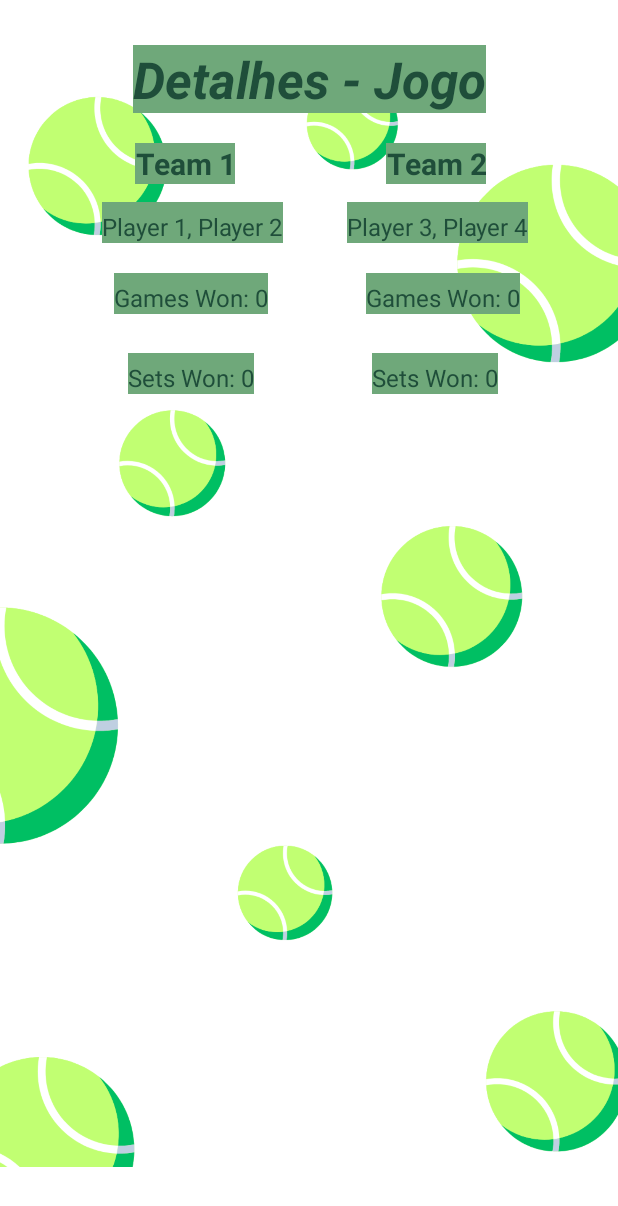
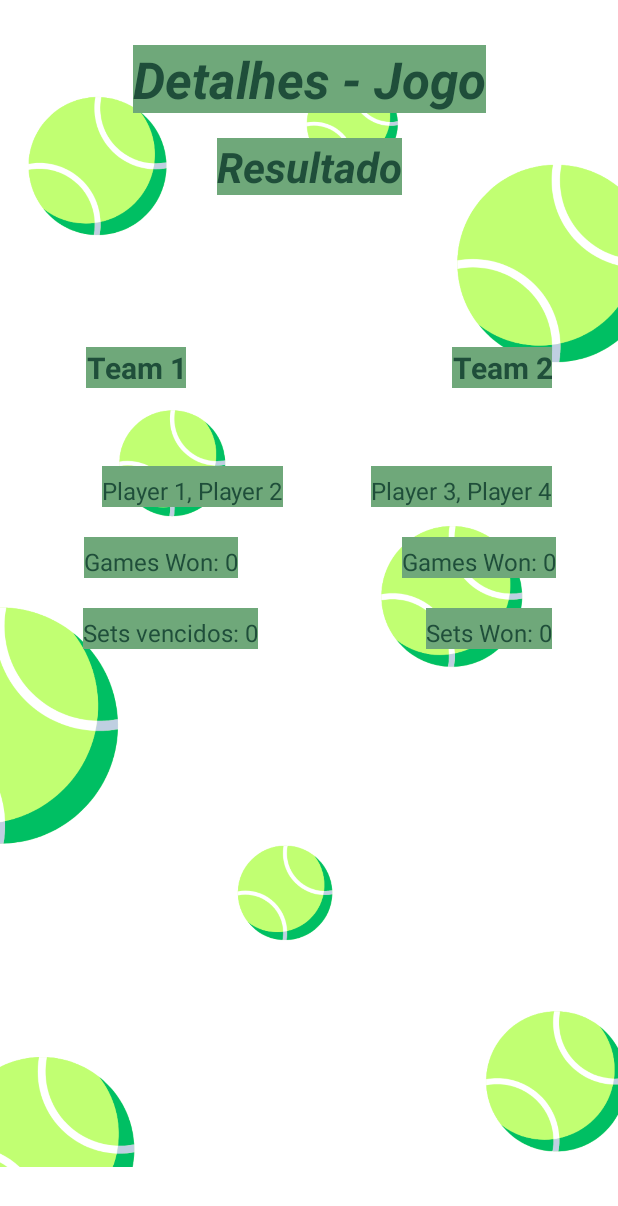
Before and after one commit to luna-vasconcelos/AppPlacarRacha, an Android app: the layout activity_game_details.xml on its own in the app's theme, with its tools: preview values and no code run, on a phone screen of 412 x 824 dp. Shown: the top 1206 px of the screen. Run offline under Robolectric (Android 15) with nearby library versions, the phone set to English and light mode, and no system bars.

```diff
--- a/app/src/main/java/ufc/smd/esqueleto_placar/data/Placar.kt
+++ b/app/src/main/java/ufc/smd/esqueleto_placar/data/Placar.kt
@@ -14,6 +14,8 @@ data class Placar(var nome_partida: String, var resultado: String, var resultado
     var ladosTrocados: Int = 0
     var dataJogo: String = ""
     var timeVencedor: String = ""
+    var timeA: String = ""
+    var timeB: String = ""
 
     fun jogoFinalizado(): Boolean {
         return regra is EndgameStrategy
--- a/app/src/main/res/layout/activity_game_details.xml
+++ b/app/src/main/res/layout/activity_game_details.xml
@@ -26,49 +26,49 @@
         app:layout_constraintTop_toTopOf="@+id/imageView2" />
 
     <TextView
+        android:id="@+id/Resultado"
+        style="@style/textViewDG"
+        android:layout_width="wrap_content"
+        android:layout_height="wrap_content"
+        android:layout_marginTop="92dp"
+        android:text="Resultado"
+        android:textSize="28sp"
+        android:textStyle="bold|italic"
+        app:layout_constraintEnd_toEndOf="parent"
+        app:layout_constraintStart_toStartOf="parent"
+        app:layout_constraintTop_toTopOf="@+id/imageView2" />
+
+    <TextView
         android:id="@+id/team1_name"
         style="@style/textViewDG"
         android:layout_width="wrap_content"
         android:layout_height="wrap_content"
         android:layout_marginStart="30dp"
-        android:layout_marginTop="20dp"
+        android:layout_marginTop="156dp"
         android:layout_marginEnd="50dp"
         android:text="Team 1"
         android:textAlignment="center"
         android:textSize="20sp"
         android:textStyle="bold"
         app:layout_constraintEnd_toStartOf="@+id/team2_name"
-        app:layout_constraintHorizontal_bias="0.541"
+        app:layout_constraintHorizontal_bias="0.176"
         app:layout_constraintStart_toStartOf="parent"
         app:layout_constraintTop_toBottomOf="@+id/Details" />
 
     <TextView
-        android:id="@+id/team1_players"
+        android:id="@+id/team2_sets_won"
         style="@style/textViewDG"
         android:layout_width="wrap_content"
         android:layout_height="wrap_content"
-        android:layout_marginStart="68dp"
-        android:layout_marginTop="12dp"
+        android:layout_marginTop="20dp"
+        android:layout_marginEnd="44dp"
         android:paddingTop="5dp"
-        android:text="Player 1, Player 2"
+        android:text="Sets Won: 0"
         android:textSize="16sp"
-        app:layout_constraintEnd_toStartOf="@+id/team2_players"
-        app:layout_constraintHorizontal_bias="0.0"
-        app:layout_constraintStart_toStartOf="parent"
-        app:layout_constraintTop_toBottomOf="@+id/team1_name" />
-
-    <TextView
-        android:id="@+id/team1_games_won"
-        style="@style/textViewDG"
-        android:layout_width="wrap_content"
-        android:layout_height="wrap_content"
-        android:layout_marginStart="76dp"
-        android:layout_marginTop="20dp"
-        android:paddingTop="5dp"
-        android:text="Games Won: 0"
-        android:textSize="16sp"
-        app:layout_constraintStart_toStartOf="parent"
-        app:layout_constraintTop_toBottomOf="@+id/team1_players" />
+        app:layout_constraintBottom_toBottomOf="parent"
+        app:layout_constraintEnd_toEndOf="parent"
+        app:layout_constraintTop_toBottomOf="@+id/team2_games_won"
+        app:layout_constraintVertical_bias="0.0" />
 
     <TextView
         android:id="@+id/team1_sets_won"
@@ -78,42 +78,27 @@
         android:layout_marginStart="48dp"
         android:layout_marginTop="20dp"
         android:paddingTop="5dp"
-        android:text="Sets Won: 0"
+        android:text="Sets vencidos: 0"
         android:textSize="16sp"
         app:layout_constraintBottom_toBottomOf="parent"
         app:layout_constraintEnd_toStartOf="@+id/team2_sets_won"
-        app:layout_constraintHorizontal_bias="0.322"
+        app:layout_constraintHorizontal_bias="0.059"
         app:layout_constraintStart_toStartOf="parent"
         app:layout_constraintTop_toBottomOf="@+id/team1_games_won"
-        app:layout_constraintVertical_bias="0.01" />
+        app:layout_constraintVertical_bias="0.0" />
 
     <TextView
-        android:id="@+id/team2_name"
+        android:id="@+id/team1_games_won"
         style="@style/textViewDG"
         android:layout_width="wrap_content"
         android:layout_height="wrap_content"
+        android:layout_marginStart="56dp"
         android:layout_marginTop="20dp"
-        android:layout_marginEnd="88dp"
-        android:text="Team 2"
-        android:textAlignment="center"
-        android:textSize="20sp"
-        android:textStyle="bold"
-        app:layout_constraintEnd_toEndOf="parent"
-        app:layout_constraintTop_toBottomOf="@+id/Details" />
-
-    <TextView
-        android:id="@+id/team2_players"
-        style="@style/textViewDG"
-        android:layout_width="wrap_content"
-        android:layout_height="wrap_content"
-        android:layout_marginTop="12dp"
-        android:layout_marginEnd="60dp"
         android:paddingTop="5dp"
-        android:text="Player 3, Player 4"
-        android:textAlignment="center"
+        android:text="Games Won: 0"
         android:textSize="16sp"
-        app:layout_constraintEnd_toEndOf="parent"
-        app:layout_constraintTop_toBottomOf="@+id/team2_name" />
+        app:layout_constraintStart_toStartOf="parent"
+        app:layout_constraintTop_toBottomOf="@+id/team1_players" />
 
     <TextView
         android:id="@+id/team2_games_won"
@@ -125,22 +110,51 @@
         android:text="Games Won: 0"
         android:textSize="16sp"
         app:layout_constraintEnd_toEndOf="parent"
+        app:layout_constraintHorizontal_bias="0.724"
         app:layout_constraintStart_toEndOf="@+id/team1_games_won"
         app:layout_constraintTop_toBottomOf="@+id/team2_players" />
 
     <TextView
-        android:id="@+id/team2_sets_won"
+        android:id="@+id/team2_players"
         style="@style/textViewDG"
         android:layout_width="wrap_content"
         android:layout_height="wrap_content"
-        android:layout_marginTop="20dp"
-        android:layout_marginEnd="80dp"
+        android:layout_marginTop="52dp"
+        android:layout_marginEnd="44dp"
         android:paddingTop="5dp"
-        android:text="Sets Won: 0"
+        android:text="Player 3, Player 4"
+        android:textAlignment="center"
         android:textSize="16sp"
-        app:layout_constraintBottom_toBottomOf="parent"
         app:layout_constraintEnd_toEndOf="parent"
-        app:layout_constraintTop_toBottomOf="@+id/team2_games_won"
-        app:layout_constraintVertical_bias="0.01" />
+        app:layout_constraintTop_toBottomOf="@+id/team2_name" />
+
+    <TextView
+        android:id="@+id/team2_name"
+        style="@style/textViewDG"
+        android:layout_width="wrap_content"
+        android:layout_height="wrap_content"
+        android:layout_marginTop="156dp"
+        android:layout_marginEnd="44dp"
+        android:text="Team 2"
+        android:textAlignment="center"
+        android:textSize="20sp"
+        android:textStyle="bold"
+        app:layout_constraintEnd_toEndOf="parent"
+        app:layout_constraintTop_toBottomOf="@+id/Details" />
+
+    <TextView
+        android:id="@+id/team1_players"
+        style="@style/textViewDG"
+        android:layout_width="wrap_content"
+        android:layout_height="wrap_content"
+        android:layout_marginStart="68dp"
+        android:layout_marginTop="52dp"
+        android:paddingTop="5dp"
+        android:text="Player 1, Player 2"
+        android:textSize="16sp"
+        app:layout_constraintEnd_toStartOf="@+id/team2_players"
+        app:layout_constraintHorizontal_bias="0.0"
+        app:layout_constraintStart_toStartOf="parent"
+        app:layout_constraintTop_toBottomOf="@+id/team1_name" />
 
 </androidx.constraintlayout.widget.ConstraintLayout>
```
Also changed, not shown: app/src/main/java/ufc/smd/esqueleto_placar/ConfigActivity.kt (+24 -10 lines), app/src/main/java/ufc/smd/esqueleto_placar/GameDetailsActivity.kt (+34 -1 lines), app/src/main/java/ufc/smd/esqueleto_placar/PlacarActivity.kt (+6 -10 lines), app/src/main/java/ufc/smd/esqueleto_placar/adapters/CustomAdapter.kt (+13 -9 lines), 1 other file.
